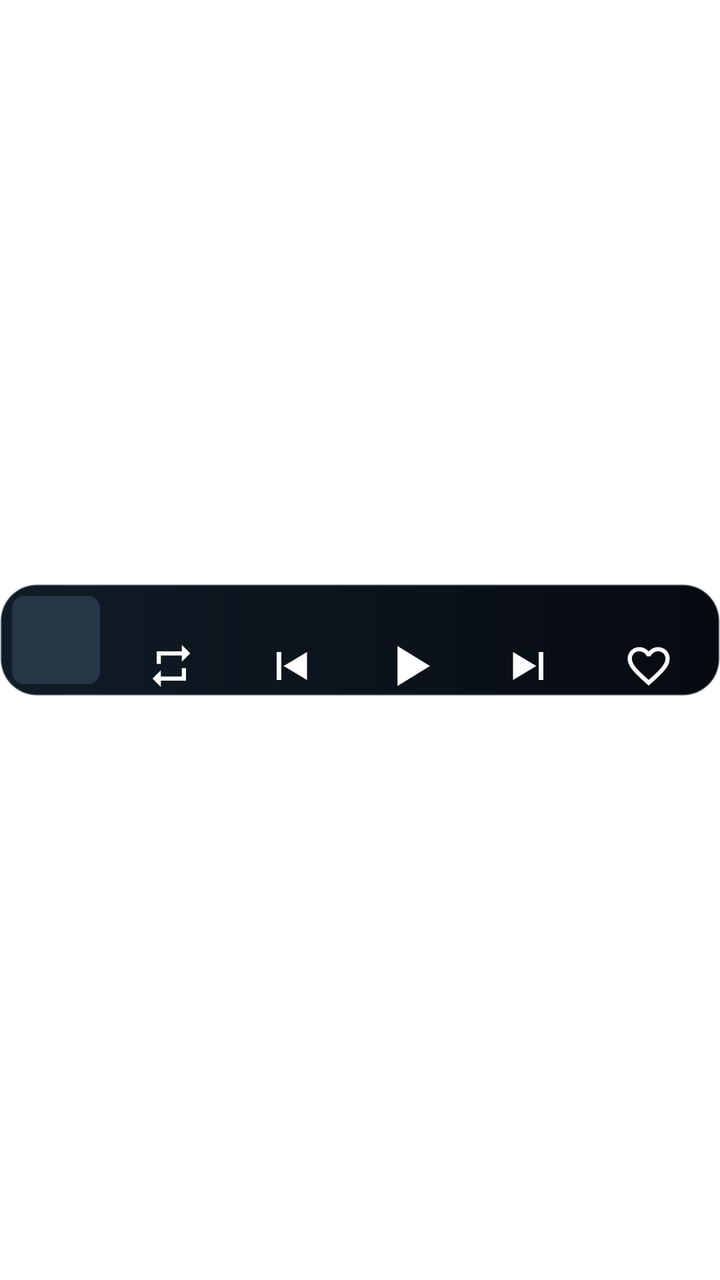
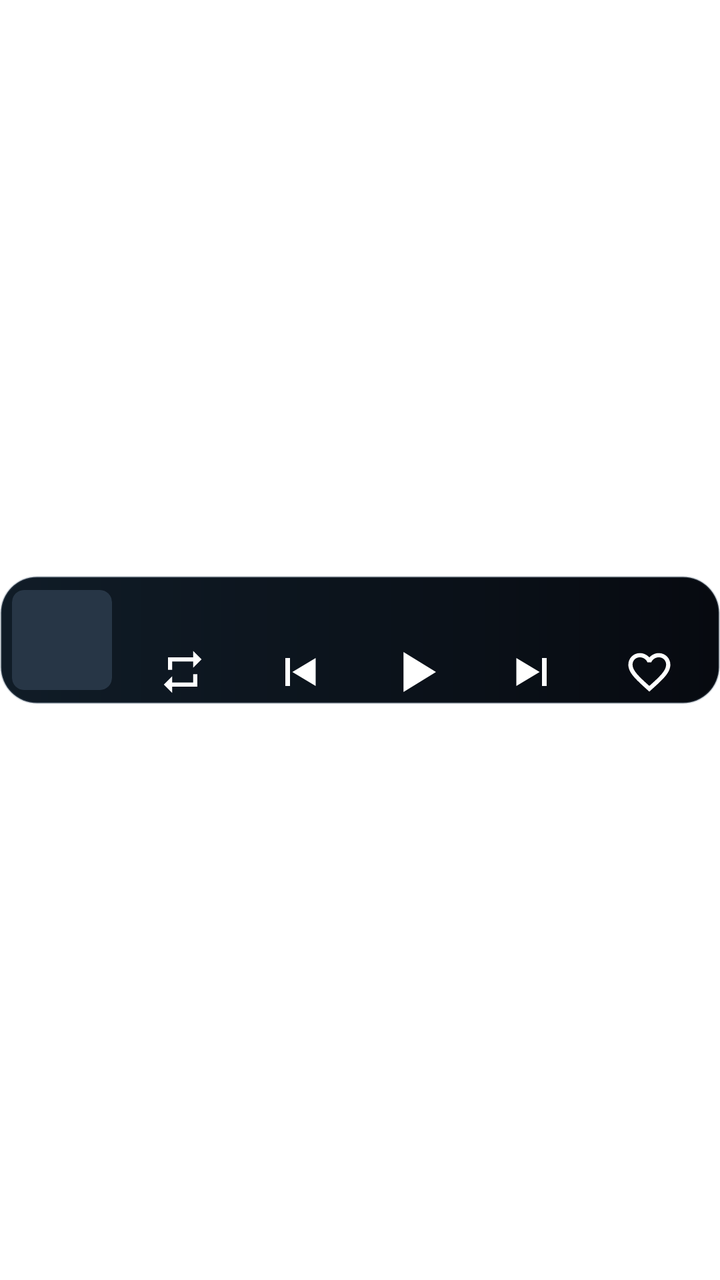

Two renders of the same Android screen: before a commit and after it. Below are the layout's source before the change and the commit's diff.
<!-- AndroidManifest.xml: fallback theme Theme.MaterialComponents.DayNight.NoActionBar -->
<!-- res/layout/bstream_music_widget_compact_small.xml -->
<?xml version="1.0" encoding="utf-8"?>
<FrameLayout xmlns:android="http://schemas.android.com/apk/res/android"
    android:layout_width="match_parent"
    android:layout_height="match_parent"
    android:background="@android:color/transparent">

    <FrameLayout
        android:id="@+id/widget_surface"
        android:layout_width="match_parent"
        android:layout_height="56dp"
        android:layout_gravity="center_vertical"
        android:background="@drawable/bstream_widget_background">

        <include
            layout="@layout/bstream_widget_backdrop_crossfade"
            android:layout_width="match_parent"
            android:layout_height="match_parent" />

        <LinearLayout
            android:id="@+id/widget_card"
            android:layout_width="match_parent"
            android:layout_height="match_parent"
            android:gravity="center_vertical"
            android:orientation="horizontal"
            android:paddingHorizontal="6dp">

            <include
                layout="@layout/bstream_widget_artwork_crossfade"
                android:layout_width="44dp"
                android:layout_height="44dp" />

                <LinearLayout
                    android:layout_width="0dp"
                    android:layout_height="match_parent"
                    android:layout_marginStart="6dp"
                    android:layout_weight="1"
                    android:orientation="vertical">

                <TextView
                    android:id="@+id/widget_title"
                    android:layout_width="match_parent"
                    android:layout_height="wrap_content"
                    android:layout_marginTop="5dp"
                    android:ellipsize="end"
                    android:fontFamily="sans-serif-medium"
                    android:maxLines="1"
                    android:textColor="#FFFFFFFF"
                    android:textSize="12sp" />

                <TextView
                    android:id="@+id/widget_artist"
                    android:layout_width="match_parent"
                    android:layout_height="0dp"
                    android:visibility="gone" />

                <FrameLayout
                    android:layout_width="1dp"
                    android:layout_height="0dp"
                    android:layout_weight="1" />

                <LinearLayout
                    android:layout_width="match_parent"
                    android:layout_height="30dp"
                    android:gravity="center"
                    android:orientation="horizontal">

                    <ImageView
                        android:id="@+id/widget_repeat"
                        android:layout_width="0dp"
                        android:layout_height="28dp"
                        android:layout_weight="1"
                        android:background="@android:color/transparent"
                        android:contentDescription="@string/widget_repeat"
                        android:padding="0dp"
                        android:scaleType="fitCenter"
                        android:src="@drawable/bstream_widget_repeat"
                        android:tint="#FFFFFFFF" />

                    <ImageView
                        android:id="@+id/widget_previous"
                        android:layout_width="0dp"
                        android:layout_height="28dp"
                        android:layout_weight="1"
                        android:background="@android:color/transparent"
                        android:contentDescription="@string/widget_previous"
                        android:padding="0dp"
                        android:scaleType="fitCenter"
                        android:src="@drawable/bstream_widget_previous"
                        android:tint="#FFFFFFFF" />

                    <ImageView
                        android:id="@+id/widget_play_pause"
                        android:layout_width="0dp"
                        android:layout_height="30dp"
                        android:layout_weight="1"
                        android:background="@android:color/transparent"
                        android:contentDescription="@string/widget_play_pause"
                        android:padding="0dp"
                        android:scaleType="fitCenter"
                        android:src="@drawable/bstream_widget_play"
                        android:tint="#FFFFFFFF" />

                    <ImageView
                        android:id="@+id/widget_next"
                        android:layout_width="0dp"
                        android:layout_height="28dp"
                        android:layout_weight="1"
                        android:background="@android:color/transparent"
                        android:contentDescription="@string/widget_next"
                        android:padding="0dp"
                        android:scaleType="fitCenter"
                        android:src="@drawable/bstream_widget_next"
                        android:tint="#FFFFFFFF" />

                    <ImageView
                        android:id="@+id/widget_favorite"
                        android:layout_width="0dp"
                        android:layout_height="28dp"
                        android:layout_weight="1"
                        android:background="@android:color/transparent"
                        android:contentDescription="@string/widget_favorite"
                        android:padding="0dp"
                        android:scaleType="fitCenter"
                        android:src="@drawable/bstream_widget_heart_outline"
                        android:tint="#FFFFFFFF" />
                </LinearLayout>
            </LinearLayout>
        </LinearLayout>
    </FrameLayout>
</FrameLayout>
<!-- res/layout/bstream_widget_backdrop_crossfade.xml (included above) -->
<?xml version="1.0" encoding="utf-8"?>
<ViewFlipper xmlns:android="http://schemas.android.com/apk/res/android"
    android:id="@+id/widget_backdrop"
    android:layout_width="match_parent"
    android:layout_height="match_parent"
    android:animateFirstView="true"
    android:autoStart="false"
    android:background="@drawable/bstream_widget_clip_outline"
    android:clipToOutline="true"
    android:contentDescription="@null"
    android:inAnimation="@anim/bstream_widget_fade_in"
    android:outAnimation="@anim/bstream_widget_fade_out">

    <ImageView
        android:id="@+id/widget_backdrop_first"
        android:layout_width="match_parent"
        android:layout_height="match_parent"
        android:contentDescription="@null"
        android:scaleType="fitXY" />

    <ImageView
        android:id="@+id/widget_backdrop_second"
        android:layout_width="match_parent"
        android:layout_height="match_parent"
        android:contentDescription="@null"
        android:scaleType="fitXY" />
</ViewFlipper>
<!-- res/layout/bstream_widget_artwork_crossfade.xml (included above) -->
<?xml version="1.0" encoding="utf-8"?>
<ViewFlipper xmlns:android="http://schemas.android.com/apk/res/android"
    android:id="@+id/widget_artwork"
    android:layout_width="match_parent"
    android:layout_height="match_parent"
    android:animateFirstView="true"
    android:autoStart="false"
    android:background="@drawable/bstream_widget_artwork_background"
    android:clipToOutline="true"
    android:contentDescription="@string/widget_artwork_description"
    android:inAnimation="@anim/bstream_widget_fade_in"
    android:outAnimation="@anim/bstream_widget_fade_out">

    <ImageView
        android:id="@+id/widget_artwork_first"
        android:layout_width="match_parent"
        android:layout_height="match_parent"
        android:contentDescription="@null"
        android:scaleType="centerCrop" />

    <ImageView
        android:id="@+id/widget_artwork_second"
        android:layout_width="match_parent"
        android:layout_height="match_parent"
        android:contentDescription="@null"
        android:scaleType="centerCrop" />
</ViewFlipper>
<!-- resources referenced by this layout -->
<resources>
  <!-- drawable bstream_widget_artwork_background (drawable) -->
  <?xml version="1.0" encoding="utf-8"?>
  <shape xmlns:android="http://schemas.android.com/apk/res/android" android:shape="rectangle">
      <corners android:radius="6dp" />
      <solid android:color="#FF273646" />
  </shape>
  <!-- drawable bstream_widget_background (drawable) -->
  <?xml version="1.0" encoding="utf-8"?>
  <shape xmlns:android="http://schemas.android.com/apk/res/android" android:shape="rectangle">
      <corners android:radius="18dp" />
      <gradient android:angle="0" android:startColor="#FF101C27" android:endColor="#FF070A10" />
      <stroke android:width="1dp" android:color="#405E7182" />
  </shape>
  <!-- drawable bstream_widget_clip_outline (drawable) -->
  <?xml version="1.0" encoding="utf-8"?>
  <shape xmlns:android="http://schemas.android.com/apk/res/android" android:shape="rectangle">
      <corners android:radius="18dp" />
      <solid android:color="#00000000" />
  </shape>
  <!-- drawable bstream_widget_heart_outline (drawable) -->
  <vector xmlns:android="http://schemas.android.com/apk/res/android"
      android:width="32dp"
      android:height="32dp"
      android:viewportWidth="24"
      android:viewportHeight="24">
      <group android:pivotX="12" android:pivotY="12" android:scaleX="0.9" android:scaleY="0.9">
      <path
          android:fillColor="#FFFFFFFF"
          android:pathData="M16.5,3c-1.74,0 -3.41,0.81 -4.5,2.09C10.91,3.81 9.24,3 7.5,3 4.42,3 2,5.42 2,8.5c0,3.78 3.4,6.86 8.55,11.54L12,21.35l1.45,-1.32C18.6,15.36 22,12.28 22,8.5 22,5.42 19.58,3 16.5,3zM12.1,18.55l-0.1,0.1 -0.1,-0.1C7.14,14.24 4,11.39 4,8.5 4,6.5 5.5,5 7.5,5c1.54,0 3.04,0.99 3.57,2.36h1.87C13.46,5.99 14.96,5 16.5,5 18.5,5 20,6.5 20,8.5c0,2.89 -3.14,5.74 -7.9,10.05z" />
      </group>
  </vector>
  <!-- drawable bstream_widget_next (drawable) -->
  <vector xmlns:android="http://schemas.android.com/apk/res/android"
      android:width="32dp"
      android:height="32dp"
      android:viewportWidth="24"
      android:viewportHeight="24">
      <path
          android:fillColor="#FFFFFFFF"
          android:pathData="M16,6h2v12h-2zM5,6v12l10,-6z" />
  </vector>
  <!-- drawable bstream_widget_play (drawable) -->
  <vector xmlns:android="http://schemas.android.com/apk/res/android"
      android:width="32dp"
      android:height="32dp"
      android:viewportWidth="24"
      android:viewportHeight="24">
      <path
          android:fillColor="#FFFFFFFF"
          android:pathData="M7,4v16l13,-8z" />
  </vector>
  <!-- drawable bstream_widget_previous (drawable) -->
  <vector xmlns:android="http://schemas.android.com/apk/res/android"
      android:width="32dp"
      android:height="32dp"
      android:viewportWidth="24"
      android:viewportHeight="24">
      <path
          android:fillColor="#FFFFFFFF"
          android:pathData="M6,6h2v12H6zM19,6v12l-10,-6z" />
  </vector>
  <!-- drawable bstream_widget_repeat (drawable) -->
  <vector xmlns:android="http://schemas.android.com/apk/res/android"
      android:width="32dp"
      android:height="32dp"
      android:viewportWidth="24"
      android:viewportHeight="24">
      <group android:pivotX="12" android:pivotY="12" android:scaleX="0.9" android:scaleY="0.9">
      <path
          android:fillColor="#FFFFFFFF"
          android:pathData="M7,7h10v3l4,-4 -4,-4v3H5v6h2V7zM17,17H7v-3l-4,4 4,4v-3h12v-6h-2v4z" />
      </group>
  </vector>
  <string name="widget_artwork_description">Portada de la canción</string>
  <string name="widget_favorite">Favoritos</string>
  <string name="widget_next">Siguiente</string>
  <string name="widget_play_pause">Reproducir o pausar</string>
  <string name="widget_previous">Anterior</string>
  <string name="widget_repeat">Repetir</string>
</resources>

<!-- the commit's change to res/layout/bstream_music_widget_compact_small.xml (unified diff, before → after) -->
@@ -7,7 +7,7 @@
     <FrameLayout
         android:id="@+id/widget_surface"
         android:layout_width="match_parent"
-        android:layout_height="56dp"
+        android:layout_height="64dp"
         android:layout_gravity="center_vertical"
         android:background="@drawable/bstream_widget_background">
 
@@ -26,8 +26,8 @@
 
             <include
                 layout="@layout/bstream_widget_artwork_crossfade"
-                android:layout_width="44dp"
-                android:layout_height="44dp" />
+                android:layout_width="50dp"
+                android:layout_height="50dp" />
 
                 <LinearLayout
                     android:layout_width="0dp"
@@ -40,7 +40,7 @@
                     android:id="@+id/widget_title"
                     android:layout_width="match_parent"
                     android:layout_height="wrap_content"
-                    android:layout_marginTop="5dp"
+                    android:layout_marginTop="4dp"
                     android:ellipsize="end"
                     android:fontFamily="sans-serif-medium"
                     android:maxLines="1"
@@ -60,7 +60,7 @@
 
                 <LinearLayout
                     android:layout_width="match_parent"
-                    android:layout_height="30dp"
+                    android:layout_height="32dp"
                     android:gravity="center"
                     android:orientation="horizontal">
 
